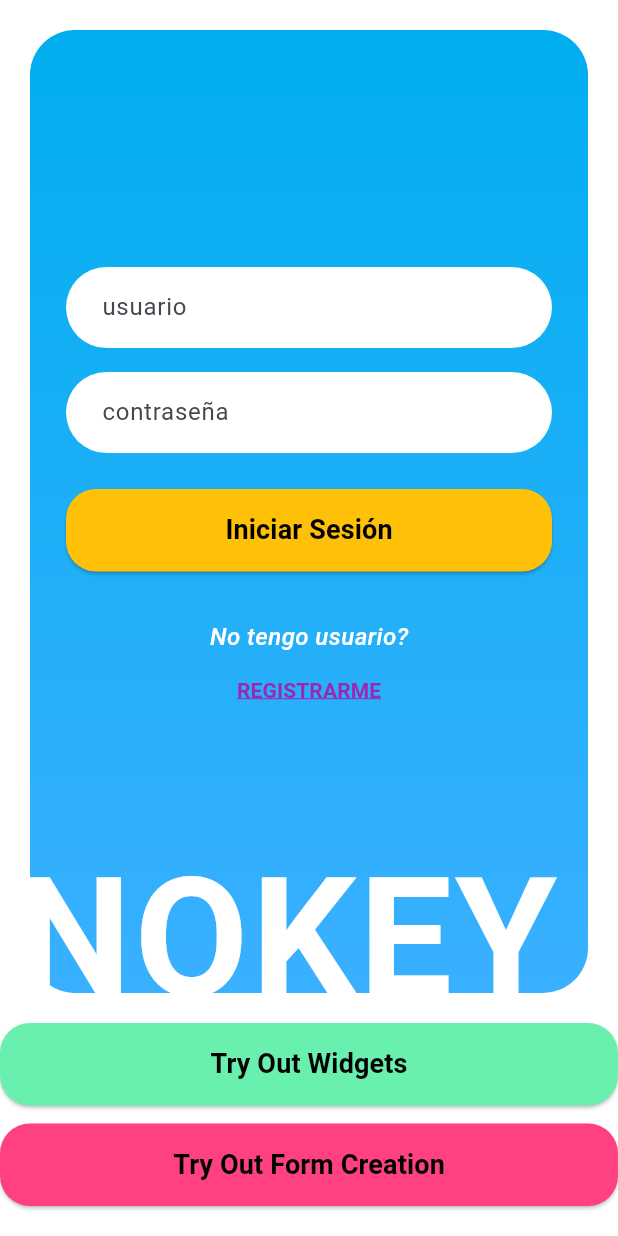
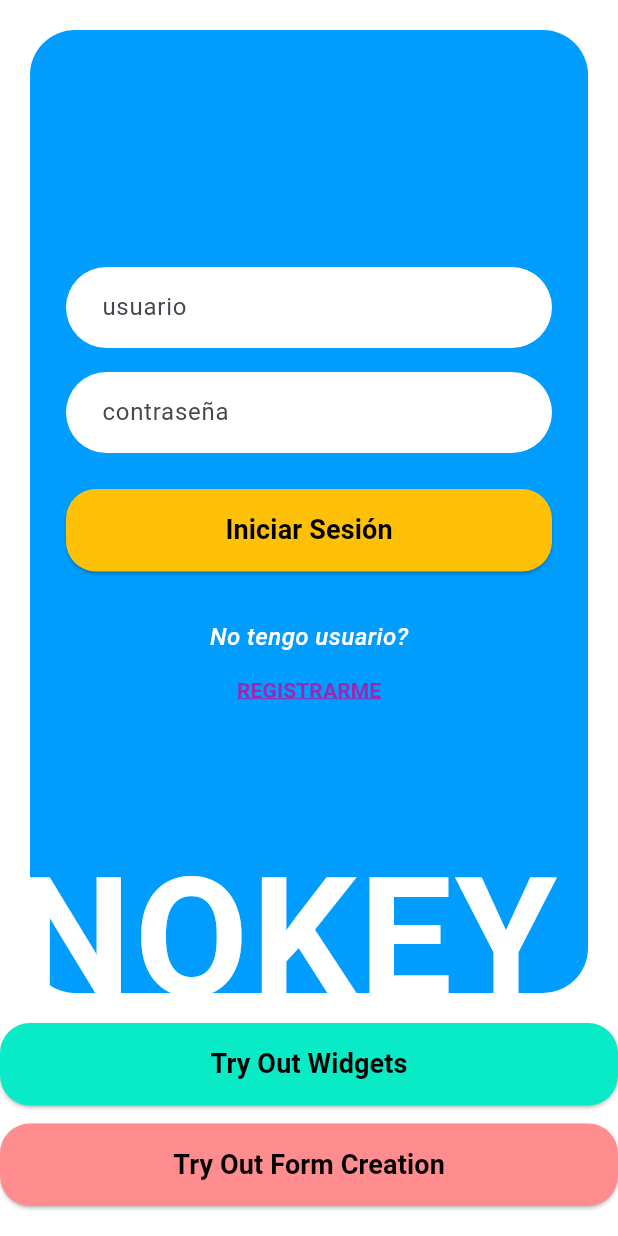
Before and after one commit to SebassoriaP/bamx, a Flutter app: the screen it shows after launch, on a phone screen of 412 x 824 dp. Run offline on Flutter 3.47's test engine with Material 3 defaults, Android fonts, the phone set to English and light mode, and no system bars; our stand-ins replace cloud_firestore, firebase_auth, firebase_core, reorderables; accounts and stored records are empty.

Commit message:
Implement usage of colorPalette object for login_footer, button_widget, container_widget

```diff
--- a/lib/utils/color_palette.dart
+++ b/lib/utils/color_palette.dart
@@ -10,4 +10,5 @@ class NokeyColorPalette {
   static const Color blueGrey = Color(0xFFCDE5EE);
   static const Color salmon = Color(0xFFFF8C8E);
   static const Color mexicanPink = Color(0xFFFF007B);
+  static const Color green = Color(0xFF09EBC6);
 }
--- a/lib/widgets/button_widget.dart
+++ b/lib/widgets/button_widget.dart
@@ -1,4 +1,5 @@
 import 'package:flutter/material.dart';
+import 'package:bamx/utils/color_palette.dart';
 
 class ButtonWidget extends StatelessWidget {
   final String text;
@@ -12,7 +13,7 @@ class ButtonWidget extends StatelessWidget {
     required this.text,
     required this.color,
     required this.onPressed,
-    this.textColor = Colors.white,
+    this.textColor = NokeyColorPalette.white,
     this.height = 55,
   });
 
--- a/lib/widgets/container_widget.dart
+++ b/lib/widgets/container_widget.dart
@@ -1,4 +1,5 @@
 import 'package:flutter/material.dart';
+import 'package:bamx/utils/color_palette.dart';
 
 class FlexibleContainer extends StatelessWidget {
   final Widget child;
@@ -7,7 +8,6 @@ class FlexibleContainer extends StatelessWidget {
 
 
   final Color? color;
-  final Gradient? gradient;
   final double borderRadius;
 
   const FlexibleContainer({
@@ -16,7 +16,6 @@ class FlexibleContainer extends StatelessWidget {
     this.heightFactor = 0.75,
     this.overlays,
     this.color,
-    this.gradient,
     this.borderRadius = 30,
   });
 
@@ -28,16 +27,7 @@ class FlexibleContainer extends StatelessWidget {
       height: MediaQuery.of(context).size.height * heightFactor,
       decoration: BoxDecoration(
         borderRadius: BorderRadius.circular(borderRadius),
-        // default color if it's not defined where it is used
-        color: color,
-        gradient: color == null
-            ? (gradient ??
-                const LinearGradient(
-                  colors: [Color(0xFF00AEEF), Color(0xFF3AB0FF)],
-                  begin: Alignment.topCenter,
-                  end: Alignment.bottomCenter,
-                ))
-            : null,
+        color: color ?? NokeyColorPalette.blue,
       ),
       child: Stack(
         children: [
--- a/lib/widgets/login/login_footer.dart
+++ b/lib/widgets/login/login_footer.dart
@@ -1,5 +1,6 @@
 import 'package:flutter/material.dart';
 import 'package:bamx/widgets/button_widget.dart';
+import 'package:bamx/utils/color_palette.dart';
 
 class LoginFooter extends StatelessWidget {
   final VoidCallback onTestWidgets;
@@ -18,8 +19,8 @@ class LoginFooter extends StatelessWidget {
         // Botón de prueba widgets
         ButtonWidget(
             text: "Try Out Widgets",
-            textColor: Colors.black,
-            color: Colors.greenAccent,
+            textColor: NokeyColorPalette.black,
+            color: NokeyColorPalette.green,
             onPressed: onTestWidgets,
         ),
 
@@ -27,8 +28,8 @@ class LoginFooter extends StatelessWidget {
 
         ButtonWidget(
             text: "Try Out Form Creation",
-            textColor: Colors.black,
-            color: Colors.pinkAccent,
+            textColor: NokeyColorPalette.black,
+            color: NokeyColorPalette.salmon,
             onPressed: onTestFormCreation,
         ),
       ],
```
